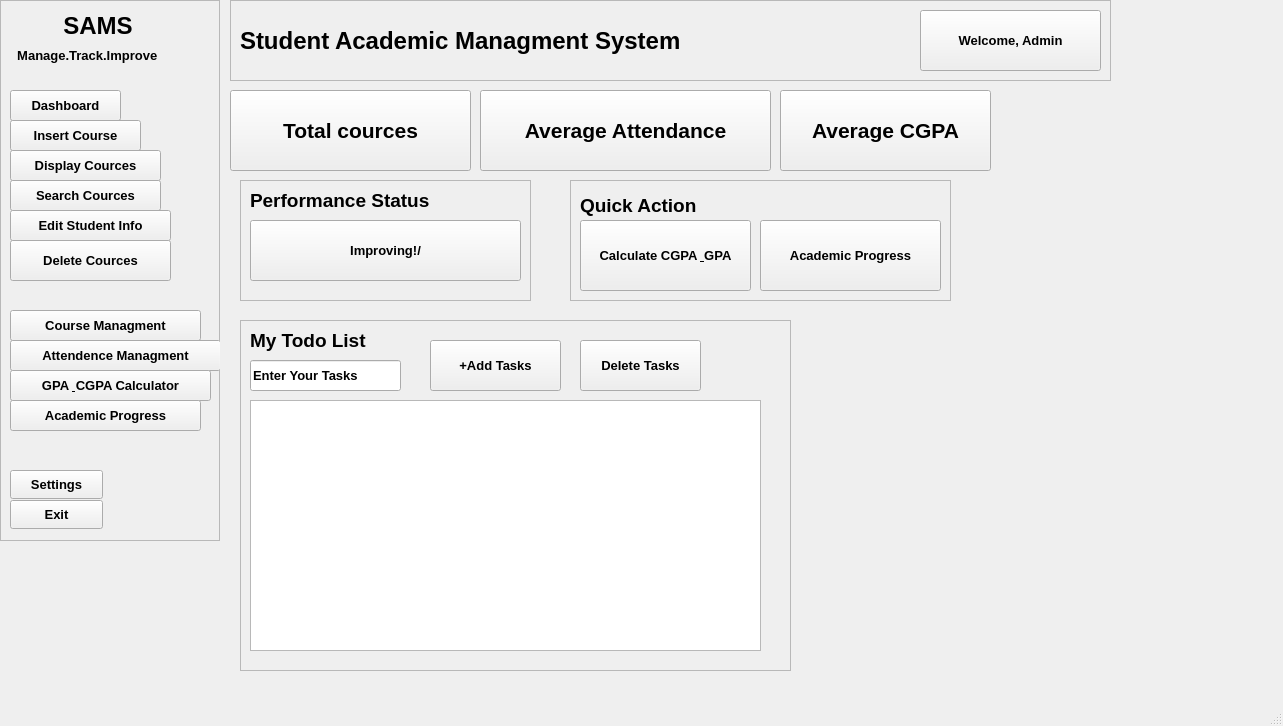
Old version of the form DSASTUDENTMANAGMENT/mainwindow.ui in the repository Jihan0012/SAMS.
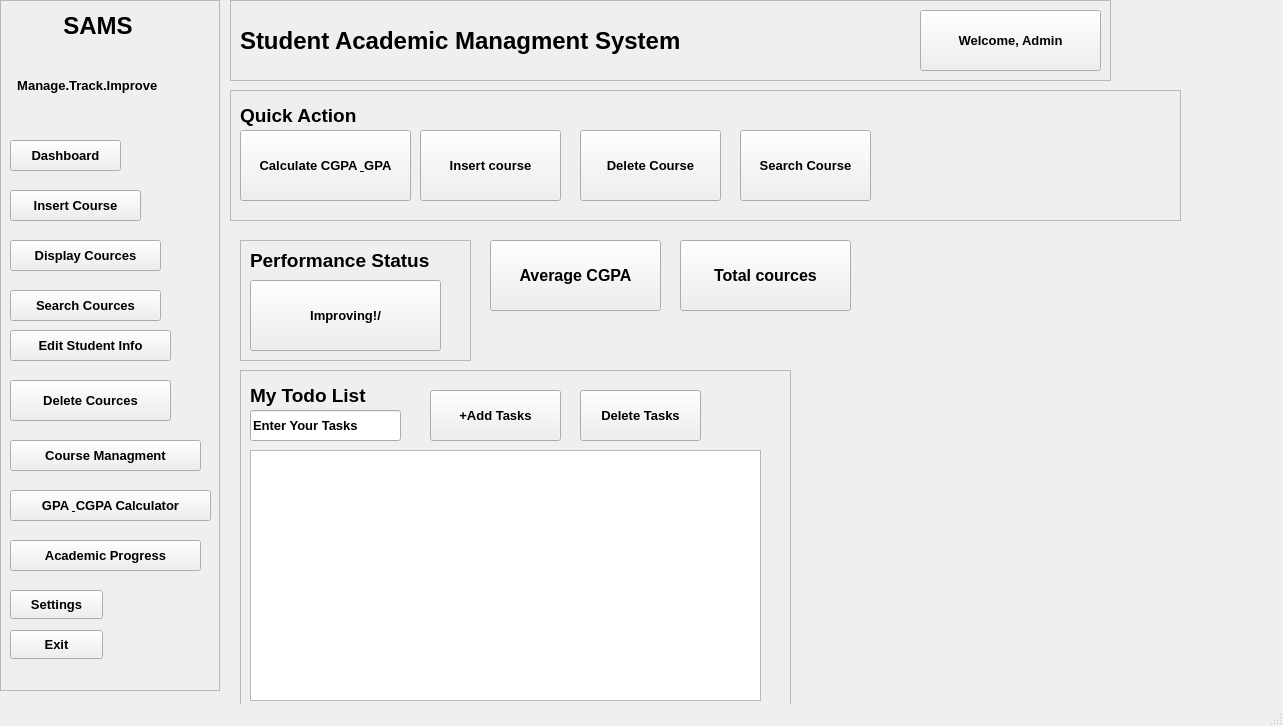
New version of the form.

```diff
--- a/DSASTUDENTMANAGMENT/mainwindow.ui
+++ b/DSASTUDENTMANAGMENT/mainwindow.ui
@@ -26,7 +26,7 @@
       <x>0</x>
       <y>0</y>
       <width>220</width>
-      <height>541</height>
+      <height>691</height>
      </rect>
     </property>
     <property name="minimumSize">
@@ -51,7 +51,7 @@
      <property name="geometry">
       <rect>
        <x>10</x>
-       <y>90</y>
+       <y>140</y>
        <width>111</width>
        <height>31</height>
       </rect>
@@ -64,7 +64,7 @@
      <property name="geometry">
       <rect>
        <x>10</x>
-       <y>120</y>
+       <y>190</y>
        <width>131</width>
        <height>31</height>
       </rect>
@@ -77,7 +77,7 @@
      <property name="geometry">
       <rect>
        <x>10</x>
-       <y>150</y>
+       <y>240</y>
        <width>151</width>
        <height>31</height>
       </rect>
@@ -90,7 +90,7 @@
      <property name="geometry">
       <rect>
        <x>10</x>
-       <y>180</y>
+       <y>290</y>
        <width>151</width>
        <height>31</height>
       </rect>
@@ -103,7 +103,7 @@
      <property name="geometry">
       <rect>
        <x>10</x>
-       <y>210</y>
+       <y>330</y>
        <width>161</width>
        <height>31</height>
       </rect>
@@ -116,7 +116,7 @@
      <property name="geometry">
       <rect>
        <x>10</x>
-       <y>240</y>
+       <y>380</y>
        <width>161</width>
        <height>41</height>
       </rect>
@@ -129,7 +129,7 @@
      <property name="geometry">
       <rect>
        <x>10</x>
-       <y>310</y>
+       <y>440</y>
        <width>191</width>
        <height>31</height>
       </rect>
@@ -138,24 +138,11 @@
       <string>Course Managment</string>
      </property>
     </widget>
-    <widget class="QPushButton" name="pageAttendanceManagment">
-     <property name="geometry">
-      <rect>
-       <x>10</x>
-       <y>340</y>
-       <width>211</width>
-       <height>31</height>
-      </rect>
-     </property>
-     <property name="text">
-      <string>Attendence Managment</string>
-     </property>
-    </widget>
     <widget class="QPushButton" name="pageCalculator">
      <property name="geometry">
       <rect>
        <x>10</x>
-       <y>370</y>
+       <y>490</y>
        <width>201</width>
        <height>31</height>
       </rect>
@@ -168,7 +155,7 @@
      <property name="geometry">
       <rect>
        <x>10</x>
-       <y>400</y>
+       <y>540</y>
        <width>191</width>
        <height>31</height>
       </rect>
@@ -181,7 +168,7 @@
      <property name="geometry">
       <rect>
        <x>10</x>
-       <y>470</y>
+       <y>590</y>
        <width>93</width>
        <height>29</height>
       </rect>
@@ -194,7 +181,7 @@
      <property name="geometry">
       <rect>
        <x>10</x>
-       <y>500</y>
+       <y>630</y>
        <width>93</width>
        <height>29</height>
       </rect>
@@ -226,7 +213,7 @@
      <property name="geometry">
       <rect>
        <x>10</x>
-       <y>40</y>
+       <y>70</y>
        <width>201</width>
        <height>31</height>
       </rect>
@@ -287,15 +274,15 @@
    <widget class="QPushButton" name="btnCources">
     <property name="geometry">
      <rect>
-      <x>230</x>
-      <y>90</y>
-      <width>241</width>
-      <height>81</height>
+      <x>680</x>
+      <y>240</y>
+      <width>171</width>
+      <height>71</height>
      </rect>
     </property>
     <property name="font">
      <font>
-      <pointsize>16</pointsize>
+      <pointsize>12</pointsize>
       <bold>true</bold>
      </font>
     </property>
@@ -303,37 +290,18 @@
      <string>Total cources</string>
     </property>
    </widget>
-   <widget class="QPushButton" name="btnAverageAttendance">
-    <property name="geometry">
-     <rect>
-      <x>480</x>
-      <y>90</y>
-      <width>291</width>
-      <height>81</height>
-     </rect>
-    </property>
-    <property name="font">
-     <font>
-      <pointsize>16</pointsize>
-      <bold>true</bold>
-     </font>
-    </property>
-    <property name="text">
-     <string>Average Attendance</string>
-    </property>
-   </widget>
    <widget class="QPushButton" name="btnAverageCGPA">
     <property name="geometry">
      <rect>
-      <x>780</x>
-      <y>90</y>
-      <width>211</width>
-      <height>81</height>
+      <x>490</x>
+      <y>240</y>
+      <width>171</width>
+      <height>71</height>
      </rect>
     </property>
     <property name="font">
      <font>
-      <pointsize>16</pointsize>
+      <pointsize>12</pointsize>
       <bold>true</bold>
      </font>
     </property>
@@ -345,8 +313,8 @@
     <property name="geometry">
      <rect>
       <x>240</x>
-      <y>180</y>
-      <width>291</width>
+      <y>240</y>
+      <width>231</width>
       <height>121</height>
      </rect>
     </property>
@@ -367,8 +335,8 @@
       <rect>
        <x>10</x>
        <y>40</y>
-       <width>271</width>
-       <height>61</height>
+       <width>191</width>
+       <height>71</height>
       </rect>
      </property>
      <property name="font">
@@ -386,7 +354,7 @@
       <rect>
        <x>10</x>
        <y>10</y>
-       <width>231</width>
+       <width>211</width>
        <height>21</height>
       </rect>
      </property>
@@ -404,10 +372,10 @@
    <widget class="QFrame" name="frameQuickAction">
     <property name="geometry">
      <rect>
-      <x>570</x>
-      <y>180</y>
-      <width>381</width>
-      <height>121</height>
+      <x>230</x>
+      <y>90</y>
+      <width>951</width>
+      <height>131</height>
      </rect>
     </property>
     <property name="frameShape">
@@ -453,12 +421,38 @@
       <rect>
        <x>190</x>
        <y>40</y>
-       <width>181</width>
+       <width>141</width>
        <height>71</height>
       </rect>
      </property>
      <property name="text">
-      <string>Academic Progress</string>
+      <string>Insert course</string>
+     </property>
+    </widget>
+    <widget class="QPushButton" name="pageDeleteCourse">
+     <property name="geometry">
+      <rect>
+       <x>350</x>
+       <y>40</y>
+       <width>141</width>
+       <height>71</height>
+      </rect>
+     </property>
+     <property name="text">
+      <string>Delete Course</string>
+     </property>
+    </widget>
+    <widget class="QPushButton" name="pageSearchCourse">
+     <property name="geometry">
+      <rect>
+       <x>510</x>
+       <y>40</y>
+       <width>131</width>
+       <height>71</height>
+      </rect>
+     </property>
+     <property name="text">
+      <string>Search Course</string>
      </property>
     </widget>
    </widget>
@@ -466,7 +460,7 @@
     <property name="geometry">
      <rect>
       <x>240</x>
-      <y>320</y>
+      <y>370</y>
       <width>551</width>
       <height>351</height>
      </rect>
@@ -482,8 +476,8 @@
       <rect>
        <x>10</x>
        <y>10</y>
-       <width>251</width>
-       <height>21</height>
+       <width>161</width>
+       <height>31</height>
       </rect>
      </property>
      <property name="font">
```
Left out of the diff: 2 changed lines with no effect on the pictures.
